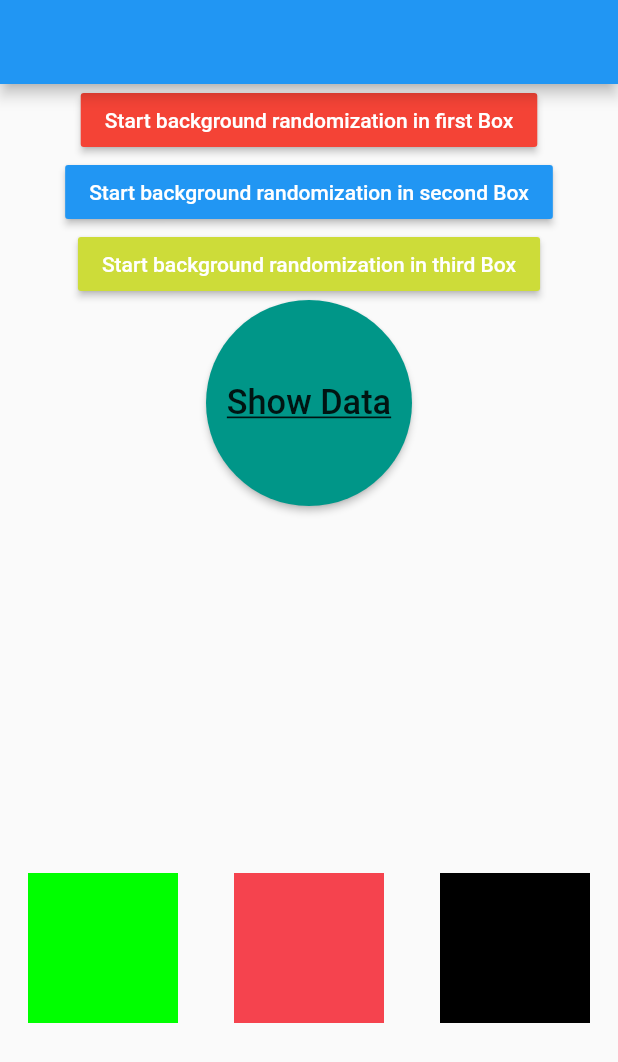
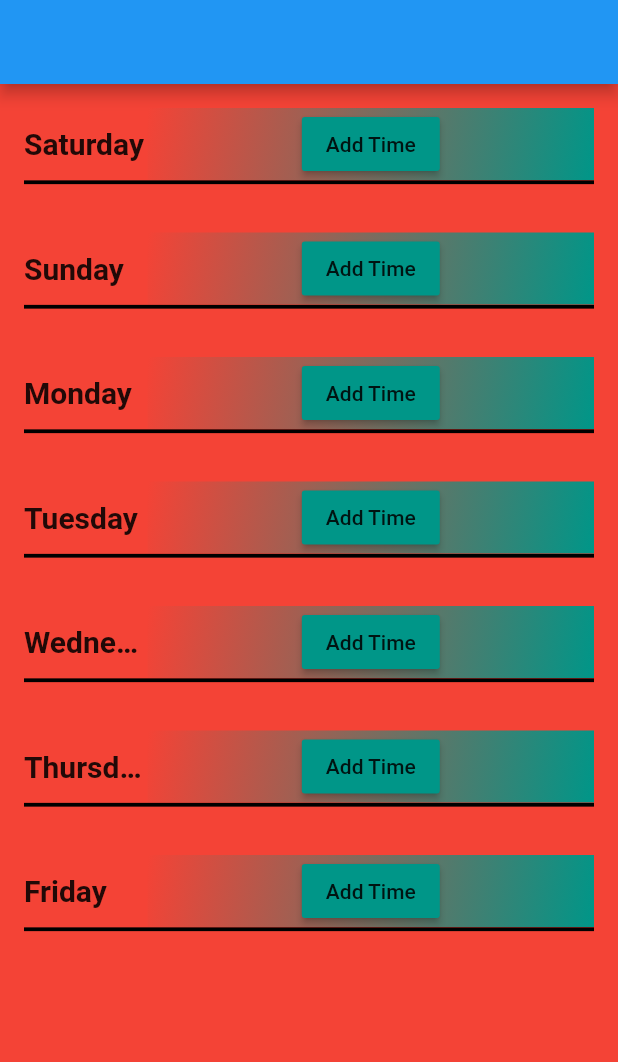
Before and after one commit to yosifsamir/design_pattern_and_date, a Flutter app: the screen it shows after launch, on a phone screen of 412 x 824 dp. Shown: the top 1062 px of the screen. Run offline on Flutter 3.47's test engine with Material 2 defaults, Android fonts, the phone set to English and light mode, and no system bars.

Commit message:
add my availability

```diff
--- a/lib/creational/prototype_example.dart
+++ b/lib/creational/prototype_example.dart
@@ -10,6 +10,7 @@ Sure, let's say you're working on a game that involves creating a large number o
  Then, you can clone this object and modify its state to create new enemy objects with different attributes.
 
  */
+
 
 main(){
 
@@ -30,6 +31,8 @@ main(){
   print("MachineEnemy m1 ==> $m1");
   print("MachineEnemy m2 ==> $m2");
   print("MachineEnemy m2 ==> $m3");
+
+
 }
 
 abstract class EnemyPrototype{
@@ -120,3 +123,5 @@ class Address{
     return 'Address{_lan: $_lan, _lat: $_lat}';
   }
 }
+
+///////////////////////////////
--- /dev/null
+++ b/lib/date_page.dart
@@ -0,0 +1,157 @@
+import 'dart:math';
+
+import 'package:flutter/material.dart';
+
+class DatePage extends StatefulWidget {
+  const DatePage({Key? key}) : super(key: key);
+
+  @override
+  State<DatePage> createState() => _DatePageState();
+}
+
+class _DatePageState extends State<DatePage> {
+  List<Appointment> appointments = [];
+
+  @override
+  void initState() {
+    for (int index = 0; index < Appointment.days.length; index++) {
+      appointments.add(Appointment(Appointment.days[index],[]));
+    }
+    super.initState();
+  }
+
+  @override
+  Widget build(BuildContext context) {
+    return Scaffold(
+      appBar: AppBar(),
+      body: Column(children: [
+        Expanded(
+          child: Container(
+            color: Colors.red,
+            child: ListView.builder(
+              scrollDirection: Axis.vertical,
+              shrinkWrap: true,
+              itemCount: appointments.length,
+              itemBuilder: (context, index) {
+                // return Column(
+                //   children: [
+                //     Text(appointments[index].dates)
+                //   ],
+                // );
+                final Appointment appointment = appointments[index];
+
+
+                return Container(
+                  margin: const EdgeInsetsDirectional.all(16),
+                  child: Column(
+                    children: [
+                      ListView.builder(
+                        itemCount: appointment.dates.length,
+                        shrinkWrap: true,
+                        physics: const NeverScrollableScrollPhysics(),
+                        itemBuilder: (context, index) {
+                          String date =
+                              "${appointment.dates[index].month} / ${appointment.dates[index].day}";
+                          return Container(
+                              color: Color.fromARGB(255, Random().nextInt(255),
+                                  Random().nextInt(255), Random().nextInt(255)),
+                              child: Row(
+                                children: [
+                                  Text(date),
+                                  const Spacer(),
+                                  IconButton(
+                                      onPressed: () {
+                                        setState(() {
+                                          appointment.dates.removeAt(index);
+                                        });
+                                      },
+                                      icon: const Icon(
+                                        Icons.close,
+                                        color: Colors.red,
+                                        size: 20,
+                                      ))
+                                ],
+                              ));
+                        },
+                      ),
+                      Row(
+                        children: [
+                          IntrinsicWidth(child: SizedBox(
+                            width: MediaQuery.of(context).size.width *.2,
+                              child: Text(appointment.day.map(),style: const TextStyle(fontSize: 20,fontWeight: FontWeight.bold),overflow: TextOverflow.ellipsis,)),),
+                          Expanded(
+                            child: Container(
+                              decoration: const BoxDecoration(gradient: LinearGradient(colors: [Colors.red,Colors.teal],begin:AlignmentDirectional.topStart,end: AlignmentDirectional.bottomEnd)),
+                              child: Center(
+                                child: MaterialButton(
+                                  color: Colors.teal,
+                                  onPressed: () {
+                                    setState(() {
+                                      appointment.dates.add(DateTime.now());
+                                    });
+                                  },
+                                  child: const Text(
+                                    "Add Time",
+                                  ),
+                                ),
+                              ),
+                            ),
+                          ),
+                        ],
+                      ),
+                      const Divider(
+                        color: Colors.black,
+                        height: 3,
+                        thickness: 2.5,
+                      )
+                    ],
+                  ),
+                );
+              },
+            ),
+          ),
+        ),
+      ]),
+    );
+  }
+}
+
+class Appointment {
+  static const List<Day> days = [
+    Day.saturday,
+    Day.sunday,
+    Day.monday,
+    Day.tuesday,
+    Day.wednesday,
+    Day.thursday,
+    Day.friday
+  ];
+
+  final Day day;
+  final List<DateTime> dates;
+
+  Appointment(this.day,this.dates);
+}
+
+enum Day { saturday, sunday, monday, tuesday, wednesday, thursday, friday }
+
+extension DayMap on Day{
+  String map(){
+    switch(this){
+      case Day.saturday :
+        return "Saturday";
+      case Day.sunday:
+        return "Sunday";
+      case Day.monday:
+        return "Monday";
+      case Day.tuesday:
+        return "Tuesday";
+      case Day.wednesday:
+        return "Wednesday";
+      case Day.thursday:
+        return "Thursday";
+      case Day.friday:
+        return "Friday";
+    }
+  }
+}
--- a/lib/main.dart
+++ b/lib/main.dart
@@ -1,3 +1,4 @@
+import 'package:design_pattern/date_page.dart';
 import 'package:design_pattern/home_page.dart';
 import 'package:flutter/material.dart';
 
@@ -14,18 +15,9 @@ class MyApp extends StatelessWidget {
     return MaterialApp(
       title: 'Flutter Demo',
       theme: ThemeData(
-        // This is the theme of your application.
-        //
-        // Try running your application with "flutter run". You'll see the
-        // application has a blue toolbar. Then, without quitting the app, try
-        // changing the primarySwatch below to Colors.green and then invoke
-        // "hot reload" (press "r" in the console where you ran "flutter run",
-        // or simply save your changes to "hot reload" in a Flutter IDE).
-        // Notice that the counter didn't reset back to zero; the application
-        // is not restarted.
         primarySwatch: Colors.blue,
       ),
-      home: const HomePage(),
+      home: const DatePage(),
     );
   }
 }
```
Also changed, not shown: lib/creational/builder_example.dart (added, +105 -0 lines).
